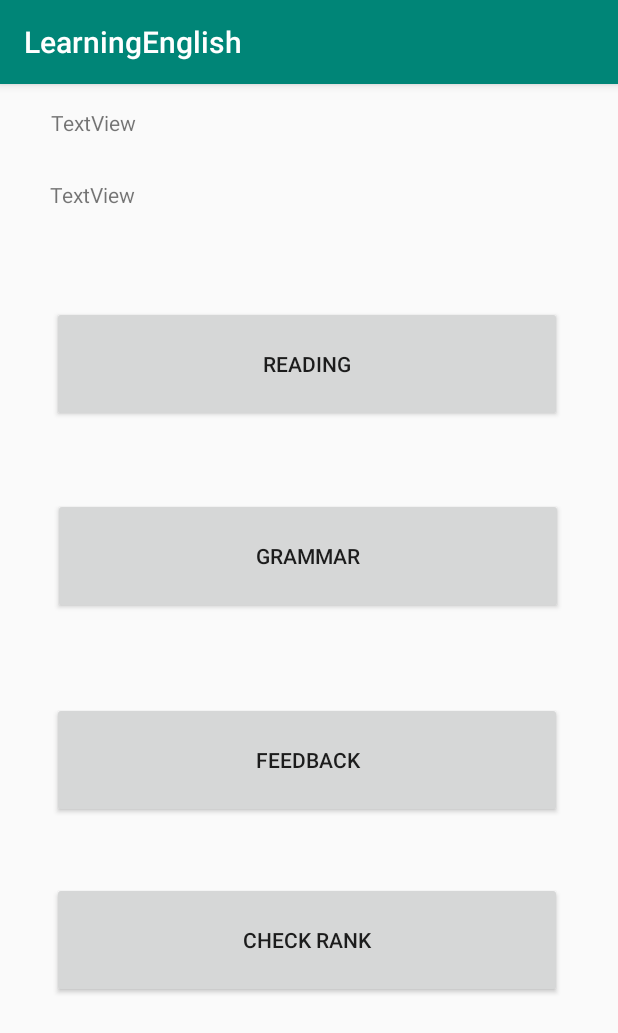
After one commit to tubase06155/AndroidProject, an Android app: the UserActivity screen opened directly, with no data from a screen before it, on a phone screen of 412 x 824 dp. The commit adds this screen. Shown: the top 1033 px of the screen. Run offline under Robolectric (Android 15) with nearby library versions, the phone set to English and light mode, and no system bars; 2 statements that could not run were skipped.

Commit message:
user feedback and checkrank

```diff
--- a/app/src/main/AndroidManifest.xml
+++ b/app/src/main/AndroidManifest.xml
@@ -12,7 +12,10 @@
         android:roundIcon="@mipmap/ic_launcher_round"
         android:supportsRtl="true"
         android:theme="@style/AppTheme">
-        <activity android:name=".ManageUserEditingActivity"></activity>
+        <activity android:name=".FeedbackActivity"></activity>
+        <activity android:name=".CheckRankActivity" />
+        <activity android:name=".UserActivity" />
+        <activity android:name=".ManageUserEditingActivity" />
         <activity android:name=".ManageUserActivity" />
         <activity android:name=".AdminActivity" />
         <activity android:name=".RegisterActivity" />
--- a/app/src/main/java/com/example/learningenglish/MainActivity.java
+++ b/app/src/main/java/com/example/learningenglish/MainActivity.java
@@ -39,7 +39,9 @@ public class MainActivity extends AppCompatActivity {
                                 Intent intent = new Intent(getApplicationContext(), AdminActivity.class);
                                 startActivity(intent);
                             } else if (user.getUserType() == 1){
-
+                                Intent intent = new Intent(getApplicationContext(), UserActivity.class);
+                                intent.putExtra("user",user);
+                                startActivity(intent);
                             }
 
                         }
--- a/app/src/main/java/com/example/learningenglish/ManageUserEditingActivity.java
+++ b/app/src/main/java/com/example/learningenglish/ManageUserEditingActivity.java
@@ -36,7 +36,7 @@ public class ManageUserEditingActivity extends AppCompatActivity {
         editEmail.setText(user.getEmail());
         editScore.setText(user.getScore() + "");
 
-        rdUser.setChecked(true);
+      if (user.getUserType() == 1)  rdUser.setChecked(true); else rdAdmin.setChecked(true);
 
         editUserSave.setOnClickListener(new View.OnClickListener() {
             @Override
--- /dev/null
+++ b/app/src/main/java/com/example/learningenglish/UserActivity.java
@@ -0,0 +1,52 @@
+package com.example.learningenglish;
+
+import androidx.appcompat.app.AppCompatActivity;
+
+import android.content.Intent;
+import android.os.Bundle;
+import android.view.View;
+import android.widget.Button;
+import android.widget.TextView;
+
+import com.example.learningenglish.Entity.User;
+
+public class UserActivity extends AppCompatActivity {
+    TextView tvUsername, tvScore;
+    Button userReading, userGrammar, userFeedback, userCheckRank;
+
+    @Override
+    protected void onCreate(Bundle savedInstanceState) {
+        super.onCreate(savedInstanceState);
+        setContentView(R.layout.activity_user);
+
+        tvUsername = findViewById(R.id.tvUsername);
+        tvScore = findViewById(R.id.tvScore);
+        userReading = findViewById(R.id.userReading);
+        userGrammar = findViewById(R.id.userGrammar);
+        userFeedback = findViewById(R.id.userFeedback);
+        userCheckRank = findViewById(R.id.userCheckRank);
+
+        Intent intent = getIntent();
+        final User user =(User)intent.getSerializableExtra("user");
+
+        tvUsername.setText("Welcome " + user.getUsername() + "  !" );
+        tvScore.setText("Your score: " +user.getScore() );
+
+        userCheckRank.setOnClickListener(new View.OnClickListener() {
+            @Override
+            public void onClick(View view) {
+                Intent intent = new Intent(getApplicationContext(), CheckRankActivity.class);
+                startActivity(intent);
+            }
+        });
+        userFeedback.setOnClickListener(new View.OnClickListener() {
+            @Override
+            public void onClick(View view) {
+                Intent intent = new Intent(getApplicationContext(), FeedbackActivity.class);
+                intent.putExtra("user",user);
+                startActivity(intent);
+            }
+        });
+
+    }
+}
--- a/app/src/main/java/com/example/learningenglish/dal/ResponseDAO.java
+++ b/app/src/main/java/com/example/learningenglish/dal/ResponseDAO.java
@@ -19,12 +19,12 @@ public class ResponseDAO {
         PreparedStatement ps = conn.prepareStatement(query);
         // set param
         ps.setString(1, null);
-        ps.setNString(2, name);
-        ps.setNString(3, title);
+        ps.setString(2, name);
+        ps.setString(3, title);
         ps.setString(4, "");
         ps.setBoolean(5, isActive);
         ps.setString(6, email);
-        ps.setNString(7, content);
+        ps.setString(7, content);
 
         ps.executeUpdate();
 
--- /dev/null
+++ b/app/src/main/res/layout/activity_user.xml
@@ -0,0 +1,74 @@
+<?xml version="1.0" encoding="utf-8"?>
+<androidx.constraintlayout.widget.ConstraintLayout xmlns:android="http://schemas.android.com/apk/res/android"
+    xmlns:app="http://schemas.android.com/apk/res-auto"
+    xmlns:tools="http://schemas.android.com/tools"
+    android:layout_width="match_parent"
+    android:layout_height="match_parent"
+    tools:context=".UserActivity">
+
+    <TextView
+        android:id="@+id/tvUsername"
+        android:layout_width="116dp"
+        android:layout_height="32dp"
+        android:layout_marginTop="16dp"
+        android:text="TextView"
+        app:layout_constraintEnd_toEndOf="parent"
+        app:layout_constraintHorizontal_bias="0.115"
+        app:layout_constraintStart_toStartOf="parent"
+        app:layout_constraintTop_toTopOf="parent" />
+
+    <TextView
+        android:id="@+id/tvScore"
+        android:layout_width="118dp"
+        android:layout_height="34dp"
+        android:layout_marginTop="64dp"
+        android:text="TextView"
+        app:layout_constraintEnd_toEndOf="parent"
+        app:layout_constraintHorizontal_bias="0.114"
+        app:layout_constraintStart_toStartOf="parent"
+        app:layout_constraintTop_toTopOf="parent" />
+
+    <Button
+        android:id="@+id/userReading"
+        android:layout_width="340dp"
+        android:layout_height="77dp"
+        android:layout_marginTop="148dp"
+        android:text="Reading"
+        app:layout_constraintEnd_toEndOf="parent"
+        app:layout_constraintHorizontal_bias="0.478"
+        app:layout_constraintStart_toStartOf="parent"
+        app:layout_constraintTop_toTopOf="parent" />
+
+    <Button
+        android:id="@+id/userGrammar"
+        android:layout_width="340dp"
+        android:layout_height="77dp"
+        android:layout_marginTop="276dp"
+        android:text="Grammar"
+        app:layout_constraintEnd_toEndOf="parent"
+        app:layout_constraintHorizontal_bias="0.492"
+        app:layout_constraintStart_toStartOf="parent"
+        app:layout_constraintTop_toTopOf="parent" />
+
+    <Button
+        android:id="@+id/userFeedback"
+        android:layout_width="340dp"
+        android:layout_height="77dp"
+        android:layout_marginTop="412dp"
+        android:text="Feedback"
+        app:layout_constraintEnd_toEndOf="parent"
+        app:layout_constraintHorizontal_bias="0.478"
+        app:layout_constraintStart_toStartOf="parent"
+        app:layout_constraintTop_toTopOf="parent" />
+
+    <Button
+        android:id="@+id/userCheckRank"
+        android:layout_width="340dp"
+        android:layout_height="77dp"
+        android:layout_marginTop="532dp"
+        android:text="Check Rank"
+        app:layout_constraintEnd_toEndOf="parent"
+        app:layout_constraintHorizontal_bias="0.478"
+        app:layout_constraintStart_toStartOf="parent"
+        app:layout_constraintTop_toTopOf="parent" />
+</androidx.constraintlayout.widget.ConstraintLayout>
```
Also changed, not shown: app/src/main/java/com/example/learningenglish/CheckRankActivity.java (added, +32 -0 lines), app/src/main/java/com/example/learningenglish/FeedbackActivity.java (added, +57 -0 lines), app/src/main/res/layout/activity_check_rank.xml (added, +29 -0 lines), app/src/main/res/layout/activity_feedback.xml (added, +71 -0 lines).
